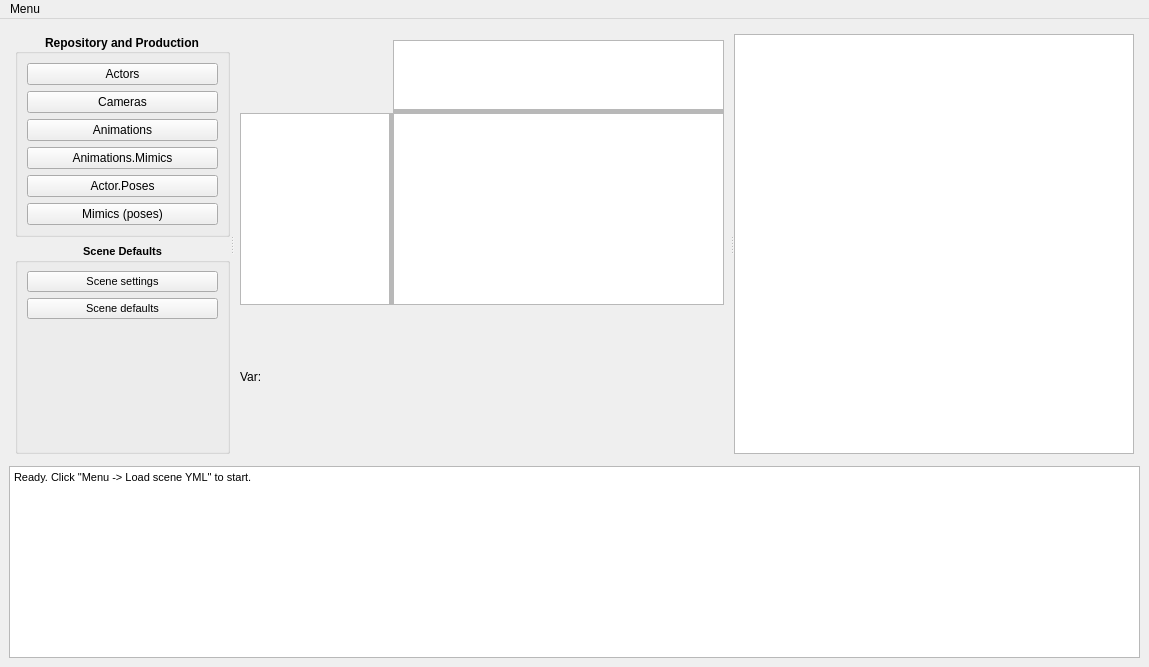
First picture: the form in mainwindow.ui, repository nikich340/W3YmlSceneEditor, before the edit.
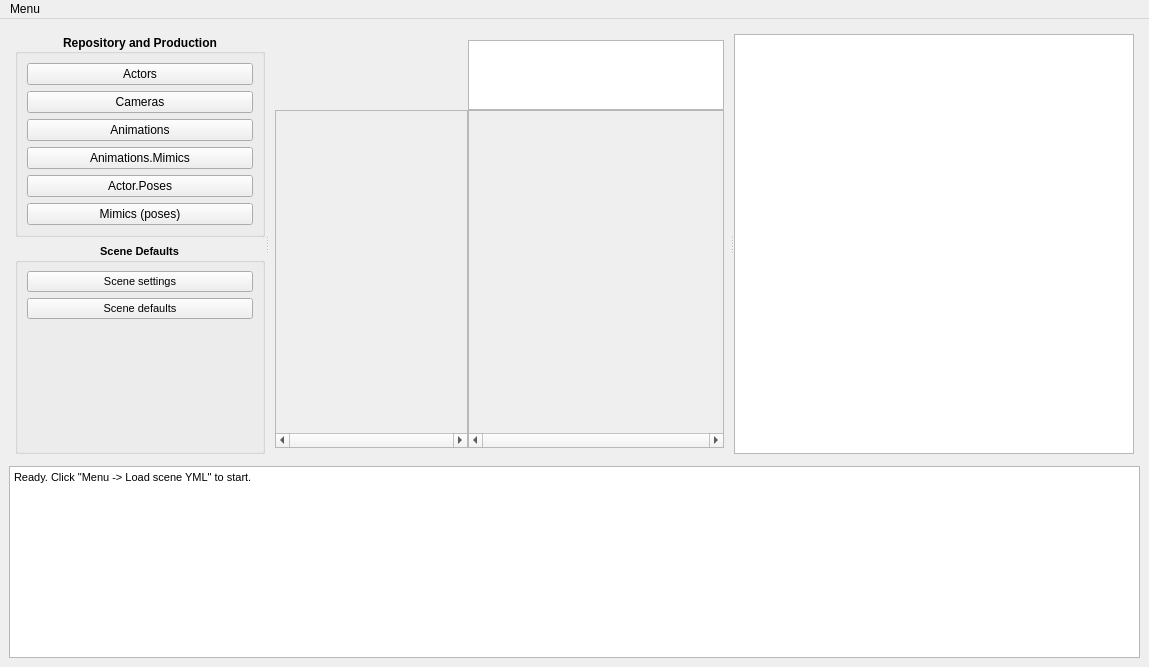
Second picture: the form after the edit. Custom widgets are drawn as their Qt base class.

Commit message: + Big rework of shot editor UI (support for collapsing actors/props)

Diff of the .ui file:
```diff
--- a/mainwindow.ui
+++ b/mainwindow.ui
@@ -241,14 +241,52 @@
            <property name="spacing">
             <number>0</number>
            </property>
-           <item row="0" column="2">
-            <widget class="QGraphicsView" name="gViewDgEditor">
-             <property name="sizePolicy">
-              <sizepolicy hsizetype="Expanding" vsizetype="Fixed">
-               <horstretch>0</horstretch>
-               <verstretch>0</verstretch>
-              </sizepolicy>
+           <item row="3" column="1">
+            <widget class="ShotScrollArea" name="gScrollShot">
+             <property name="lineWidth">
+              <number>0</number>
              </property>
+             <property name="verticalScrollBarPolicy">
+              <enum>Qt::ScrollBarAlwaysOff</enum>
+             </property>
+             <property name="horizontalScrollBarPolicy">
+              <enum>Qt::ScrollBarAlwaysOn</enum>
+             </property>
+             <property name="alignment">
+              <set>Qt::AlignLeading|Qt::AlignLeft|Qt::AlignTop</set>
+             </property>
+             <widget class="QWidget" name="gScrollShotWidget">
+              <property name="sizePolicy">
+               <sizepolicy hsizetype="Expanding" vsizetype="Expanding">
+                <horstretch>0</horstretch>
+                <verstretch>0</verstretch>
+               </sizepolicy>
+              </property>
+              <layout class="QVBoxLayout" name="verticalLayout_7">
+               <property name="spacing">
+                <number>0</number>
+               </property>
+               <property name="sizeConstraint">
+                <enum>QLayout::SetFixedSize</enum>
+               </property>
+               <property name="leftMargin">
+                <number>0</number>
+               </property>
+               <property name="topMargin">
+                <number>0</number>
+               </property>
+               <property name="rightMargin">
+                <number>0</number>
+               </property>
+               <property name="bottomMargin">
+                <number>0</number>
+               </property>
+              </layout>
+             </widget>
+            </widget>
+           </item>
+           <item row="0" column="1">
+            <widget class="QGraphicsView" name="gViewShotDialogs">
              <property name="minimumSize">
               <size>
                <width>0</width>
@@ -278,98 +316,50 @@
              </property>
             </widget>
            </item>
-           <item row="1" column="2">
-            <widget class="Line" name="line_2">
-             <property name="frameShadow">
-              <enum>QFrame::Raised</enum>
-             </property>
+           <item row="2" column="0" rowspan="2">
+            <widget class="QScrollArea" name="gScrollShotLabel">
              <property name="lineWidth">
               <number>0</number>
-             </property>
-             <property name="midLineWidth">
-              <number>3</number>
-             </property>
-             <property name="orientation">
-              <enum>Qt::Horizontal</enum>
-             </property>
-            </widget>
-           </item>
-           <item row="2" column="2">
-            <widget class="ShotViewer" name="gViewShotEditor">
-             <property name="transformationAnchor">
-              <enum>QGraphicsView::NoAnchor</enum>
-             </property>
-            </widget>
-           </item>
-           <item row="2" column="0">
-            <widget class="QGraphicsView" name="gViewLabel">
-             <property name="sizePolicy">
-              <sizepolicy hsizetype="Fixed" vsizetype="Expanding">
-               <horstretch>0</horstretch>
-               <verstretch>0</verstretch>
-              </sizepolicy>
-             </property>
-             <property name="minimumSize">
-              <size>
-               <width>150</width>
-               <height>0</height>
-              </size>
-             </property>
-             <property name="maximumSize">
-              <size>
-               <width>150</width>
-               <height>16777215</height>
-              </size>
              </property>
              <property name="verticalScrollBarPolicy">
               <enum>Qt::ScrollBarAlwaysOff</enum>
              </property>
              <property name="horizontalScrollBarPolicy">
-              <enum>Qt::ScrollBarAlwaysOff</enum>
+              <enum>Qt::ScrollBarAlwaysOn</enum>
              </property>
-             <property name="sizeAdjustPolicy">
-              <enum>QAbstractScrollArea::AdjustIgnored</enum>
+             <property name="alignment">
+              <set>Qt::AlignLeading|Qt::AlignLeft|Qt::AlignTop</set>
              </property>
-             <property name="interactive">
-              <bool>false</bool>
-             </property>
-             <property name="transformationAnchor">
-              <enum>QGraphicsView::NoAnchor</enum>
-             </property>
-            </widget>
-           </item>
-           <item row="2" column="1">
-            <widget class="Line" name="line">
-             <property name="frameShadow">
-              <enum>QFrame::Raised</enum>
-             </property>
-             <property name="lineWidth">
-              <number>0</number>
-             </property>
-             <property name="midLineWidth">
-              <number>3</number>
-             </property>
-             <property name="orientation">
-              <enum>Qt::Vertical</enum>
-             </property>
-            </widget>
-           </item>
-           <item row="3" column="2">
-            <widget class="QStackedWidget" name="stackedVar">
-             <property name="currentIndex">
-              <number>3</number>
-             </property>
-             <widget class="QWidget" name="pagePlacement"/>
-             <widget class="QWidget" name="pageCamera"/>
-             <widget class="QWidget" name="pagePose"/>
-             <widget class="QWidget" name="pageAnim"/>
-            </widget>
-           </item>
-           <item row="3" column="0">
-            <widget class="QLabel" name="labelShotVar">
-             <property name="text">
-              <string>Var:</string>
-             </property>
+             <widget class="QWidget" name="gScrollShotLabelWidget">
+              <property name="geometry">
+               <rect>
+                <x>0</x>
+                <y>0</y>
+                <width>250</width>
+                <height>0</height>
+               </rect>
+              </property>
+              <layout class="QVBoxLayout" name="verticalLayout_2">
+               <property name="spacing">
+                <number>0</number>
+               </property>
+               <property name="sizeConstraint">
+                <enum>QLayout::SetFixedSize</enum>
+               </property>
+               <property name="leftMargin">
+                <number>0</number>
+               </property>
+               <property name="topMargin">
+                <number>0</number>
+               </property>
+               <property name="rightMargin">
+                <number>0</number>
+               </property>
+               <property name="bottomMargin">
+                <number>0</number>
+               </property>
+              </layout>
+             </widget>
             </widget>
            </item>
           </layout>
@@ -493,9 +483,10 @@
    <header>SectionsGraphicsView.h</header>
   </customwidget>
   <customwidget>
-   <class>ShotViewer</class>
-   <extends>QGraphicsView</extends>
-   <header>ShotViewer.h</header>
+   <class>ShotScrollArea</class>
+   <extends>QScrollArea</extends>
+   <header>ShotScrollArea.h</header>
+   <container>1</container>
   </customwidget>
  </customwidgets>
  <resources/>
```
Left out of the diff: 3 changed lines with no effect on the pictures. The commit also changes 17 other files.
